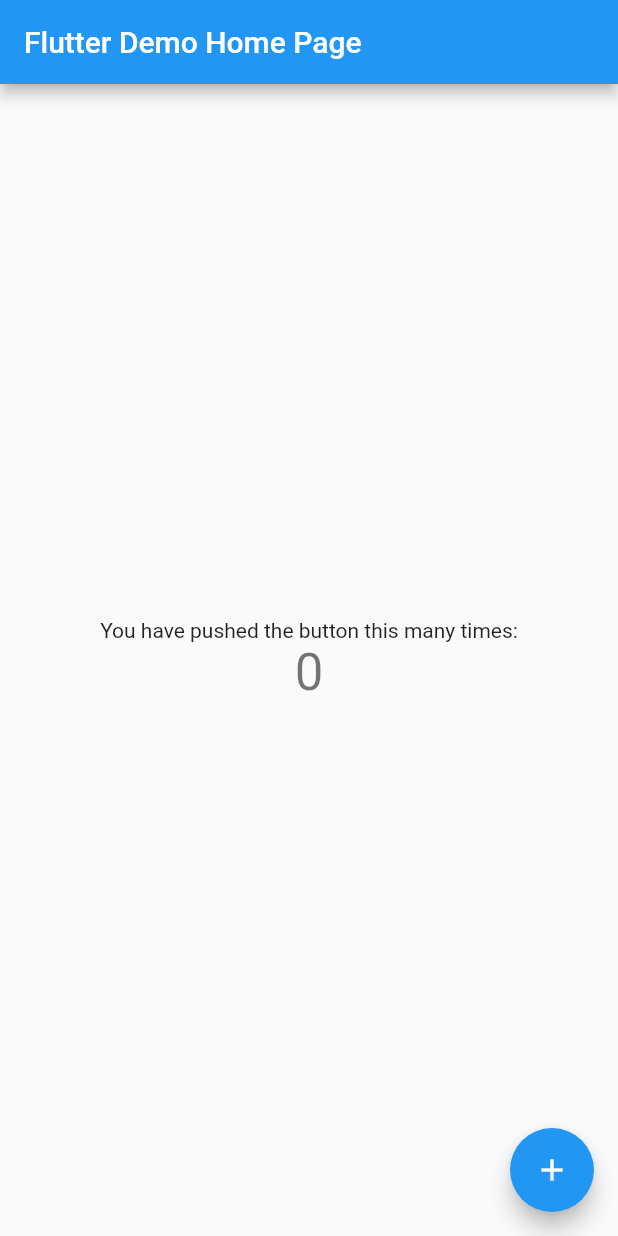
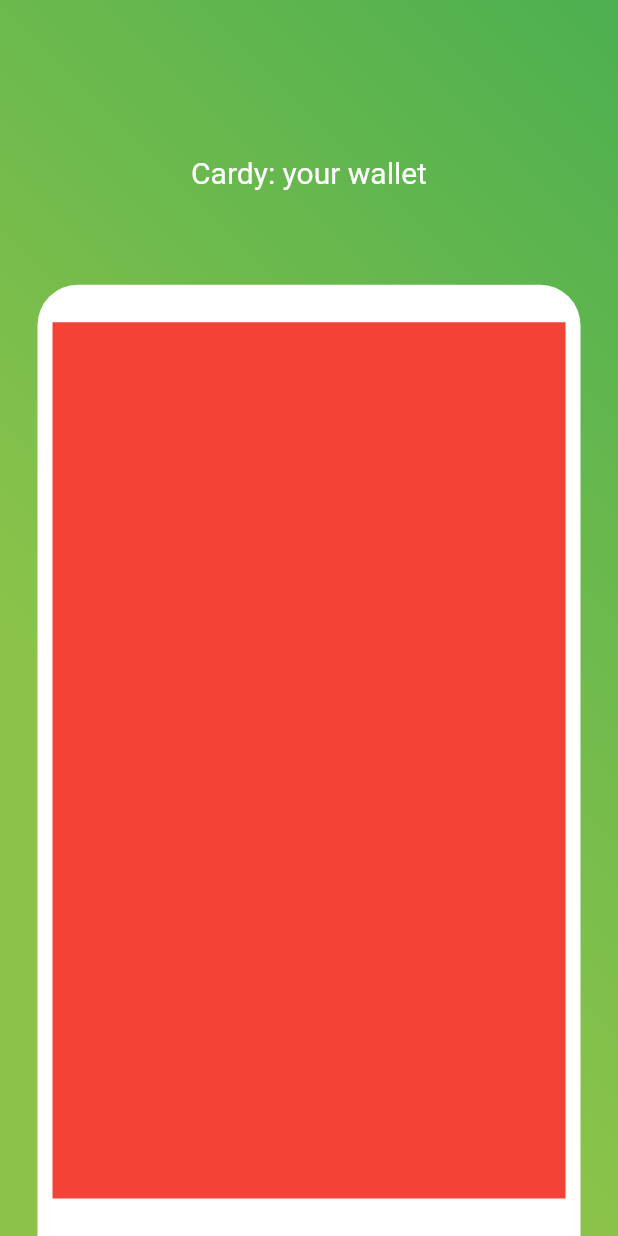
Before and after one commit to andrros3030/cardy, a Flutter app: the screen it shows after launch, on a phone screen of 412 x 824 dp. Run offline on Flutter 3.47's test engine with Material 2 defaults, Android fonts, the phone set to English and light mode, and no system bars.

Commit message:
Auth initialization + widgetsSettings
Added file for all-screen settings, installed some packages for future use, made a skeleton of auth page

```diff
--- a/lib/main.dart
+++ b/lib/main.dart
@@ -1,113 +1,48 @@
 import 'package:flutter/material.dart';
+import 'widgetsSettings.dart';
 
-void main() {
-  runApp(MyApp());
+class AuthorizationScreen extends StatefulWidget {
+  //TODO: add params to fast auth (log:pass from Hive)
+  @override
+  _AuthorizationScreen createState() => _AuthorizationScreen();
 }
 
-class MyApp extends StatelessWidget {
-  // This widget is the root of your application.
-  @override
-  Widget build(BuildContext context) {
-    return MaterialApp(
-      title: 'Flutter Demo',
-      theme: ThemeData(
-        // This is the theme of your application.
-        //
-        // Try running your application with "flutter run". You'll see the
-        // application has a blue toolbar. Then, without quitting the app, try
-        // changing the primarySwatch below to Colors.green and then invoke
-        // "hot reload" (press "r" in the console where you ran "flutter run",
-        // or simply save your changes to "hot reload" in a Flutter IDE).
-        // Notice that the counter didn't reset back to zero; the application
-        // is not restarted.
-        primarySwatch: Colors.blue,
-      ),
-      home: MyHomePage(title: 'Flutter Demo Home Page'),
-    );
-  }
-}
-// ahahahah
-class MyHomePage extends StatefulWidget {
-  MyHomePage({Key key, this.title}) : super(key: key);
-
-  // This widget is the home page of your application. It is stateful, meaning
-  // that it has a State object (defined below) that contains fields that affect
-  // how it looks.
-
-  // This class is the configuration for the state. It holds the values (in this
-  // case the title) provided by the parent (in this case the App widget) and
-  // used by the build method of the State. Fields in a Widget subclass are
-  // always marked "final".
-
-  final String title;
-
-  @override
-  _MyHomePageState createState() => _MyHomePageState();
-}
-
-class _MyHomePageState extends State<MyHomePage> {
-  int _counter = 0;
-
-  void _incrementCounter() {
-    setState(() {
-      // This call to setState tells the Flutter framework that something has
-      // changed in this State, which causes it to rerun the build method below
-      // so that the display can reflect the updated values. If we changed
-      // _counter without calling setState(), then the build method would not be
-      // called again, and so nothing would appear to happen.
-      _counter++;
-    });
-  }
+class _AuthorizationScreen extends State<AuthorizationScreen> {
 
   @override
   Widget build(BuildContext context) {
-    // This method is rerun every time setState is called, for instance as done
-    // by the _incrementCounter method above.
-    //
-    // The Flutter framework has been optimized to make rerunning build methods
-    // fast, so that you can just rebuild anything that needs updating rather
-    // than having to individually change instances of widgets.
+    double _width = MediaQuery.of(context).size.width;
+    double _height = MediaQuery.of(context).size.height;
     return Scaffold(
-      appBar: AppBar(
-        // Here we take the value from the MyHomePage object that was created by
-        // the App.build method, and use it to set our appbar title.
-        title: Text(widget.title),
-      ),
-      body: Center(
-        // Center is a layout widget. It takes a single child and positions it
-        // in the middle of the parent.
+      body: Container(
+        width: _width,
+        height: _height,
+        decoration: BoxDecoration(gradient: bottomGradient),
+        padding: EdgeInsets.only(left: 25, right: 25, top: 40),
+        alignment: Alignment.center,
         child: Column(
-          // Column is also a layout widget. It takes a list of children and
-          // arranges them vertically. By default, it sizes itself to fit its
-          // children horizontally, and tries to be as tall as its parent.
-          //
-          // Invoke "debug painting" (press "p" in the console, choose the
-          // "Toggle Debug Paint" action from the Flutter Inspector in Android
-          // Studio, or the "Toggle Debug Paint" command in Visual Studio Code)
-          // to see the wireframe for each widget.
-          //
-          // Column has various properties to control how it sizes itself and
-          // how it positions its children. Here we use mainAxisAlignment to
-          // center the children vertically; the main axis here is the vertical
-          // axis because Columns are vertical (the cross axis would be
-          // horizontal).
-          mainAxisAlignment: MainAxisAlignment.center,
-          children: <Widget>[
-            Text(
-              'You have pushed the button this many times:',
-            ),
-            Text(
-              '$_counter',
-              style: Theme.of(context).textTheme.headline4,
+          crossAxisAlignment: CrossAxisAlignment.center,
+          children: [
+            Expanded(child: SizedBox(), flex: 1,),
+            Center(child: Text(app_name, style: white20,)),
+            Expanded(child: SizedBox(), flex: 1,),
+            Expanded(
+              flex: 10,
+              child: Container(
+                width: _width-50,
+                decoration: BoxDecoration(borderRadius: BorderRadius.only(topLeft: Radius.circular(27), topRight: Radius.circular(27)), color: Colors.white),
+                padding: EdgeInsets.symmetric(horizontal: 10, vertical: 25),
+                child: ColoredBox(color: Colors.red,),
+              ),
             ),
           ],
         ),
       ),
-      floatingActionButton: FloatingActionButton(
-        onPressed: _incrementCounter,
-        tooltip: 'Increment',
-        child: Icon(Icons.add),
-      ), // This trailing comma makes auto-formatting nicer for build methods.
     );
   }
 }
+
+
+void main() {
+  appRuner(AuthorizationScreen());
+}
--- a/pubspec.yaml
+++ b/pubspec.yaml
@@ -21,6 +21,8 @@ environment:
   sdk: ">=2.7.0 <3.0.0"
 
 dependencies:
+  url_launcher: ^6.0.3
+  crypto: ^3.0.1
   flutter:
     sdk: flutter
 
```
Also changed, not shown: lib/widgetsSettings.dart (added, +106 -0 lines), pubspec.lock, 1 other file.
